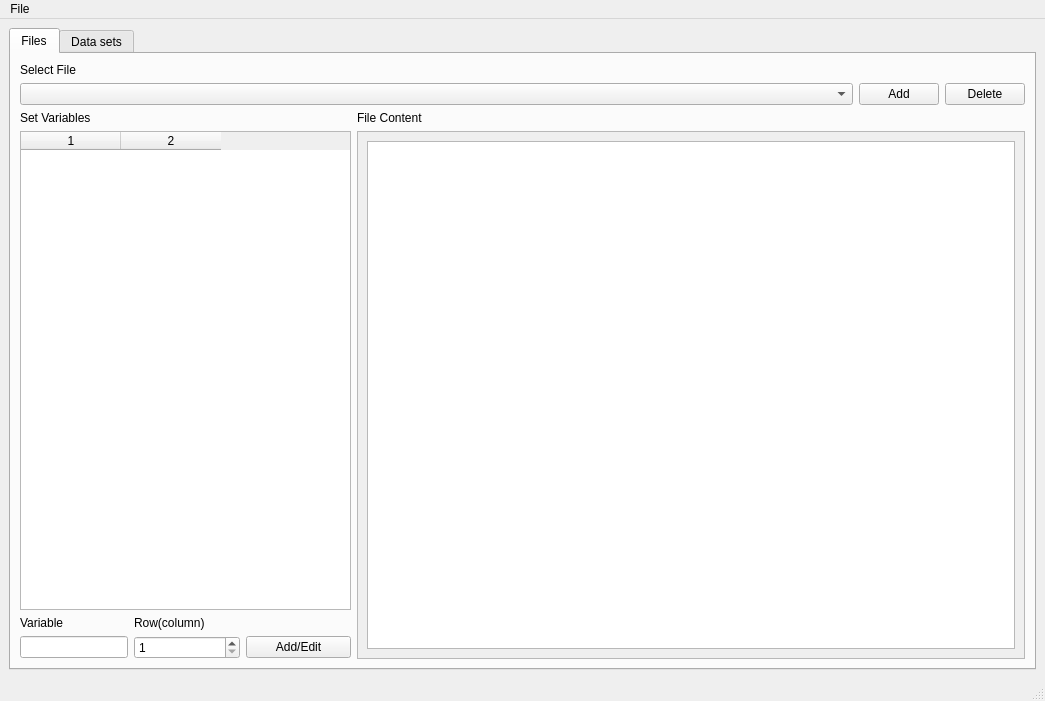
Old version of the form src/window_ui/main.ui in the repository hadrianmontes/Physical-Data-Analyzer.
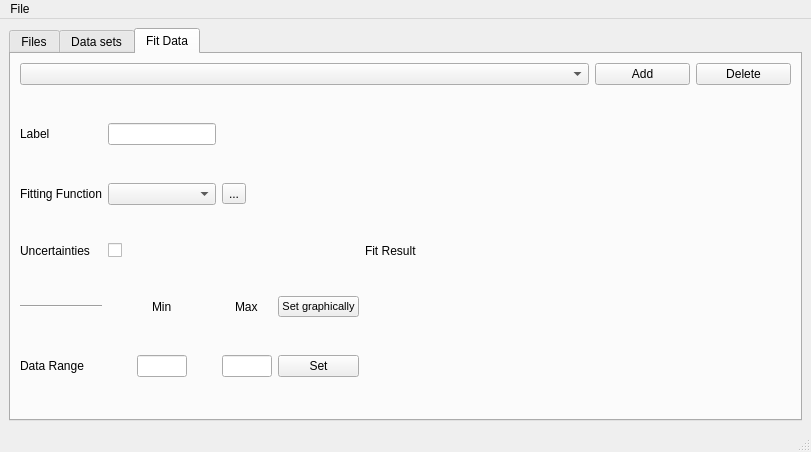
New version of the form.

Commit message: Added the tab for the fits, not ready

```diff
--- a/src/window_ui/main.ui
+++ b/src/window_ui/main.ui
@@ -6,8 +6,8 @@
    <rect>
     <x>0</x>
     <y>0</y>
-    <width>1045</width>
-    <height>701</height>
+    <width>811</width>
+    <height>452</height>
    </rect>
   </property>
   <property name="windowTitle">
@@ -18,7 +18,7 @@
     <item row="0" column="0">
      <widget class="QTabWidget" name="main_tabs">
       <property name="currentIndex">
-       <number>0</number>
+       <number>2</number>
       </property>
       <widget class="QWidget" name="file_tab">
        <attribute name="title">
@@ -44,8 +44,8 @@
               <rect>
                <x>0</x>
                <y>0</y>
-               <width>661</width>
-               <height>500</height>
+               <width>427</width>
+               <height>251</height>
               </rect>
              </property>
              <property name="layoutDirection">
@@ -322,6 +322,163 @@
         </item>
        </layout>
       </widget>
+      <widget class="QWidget" name="fit_tab">
+       <attribute name="title">
+        <string>Fit Data</string>
+       </attribute>
+       <layout class="QGridLayout" name="gridLayout_4">
+        <item row="1" column="0" rowspan="8">
+         <layout class="QGridLayout" name="gridLayout_7">
+          <item row="4" column="2" alignment="Qt::AlignLeft">
+           <widget class="QLineEdit" name="max_range">
+            <property name="maximumSize">
+             <size>
+              <width>50</width>
+              <height>16777215</height>
+             </size>
+            </property>
+           </widget>
+          </item>
+          <item row="0" column="0">
+           <widget class="QLabel" name="label_15">
+            <property name="text">
+             <string>Label</string>
+            </property>
+           </widget>
+          </item>
+          <item row="3" column="0">
+           <widget class="Line" name="line_4">
+            <property name="orientation">
+             <enum>Qt::Horizontal</enum>
+            </property>
+           </widget>
+          </item>
+          <item row="0" column="1" alignment="Qt::AlignLeft">
+           <widget class="QLineEdit" name="fit_label"/>
+          </item>
+          <item row="1" column="1">
+           <widget class="QComboBox" name="fit_function"/>
+          </item>
+          <item row="3" column="2" alignment="Qt::AlignHCenter">
+           <widget class="QLabel" name="label_20">
+            <property name="text">
+             <string>Max</string>
+            </property>
+           </widget>
+          </item>
+          <item row="1" column="0">
+           <widget class="QLabel" name="label_16">
+            <property name="text">
+             <string>Fitting Function</string>
+            </property>
+           </widget>
+          </item>
+          <item row="3" column="1" alignment="Qt::AlignHCenter">
+           <widget class="QLabel" name="label_19">
+            <property name="text">
+             <string>Min</string>
+            </property>
+           </widget>
+          </item>
+          <item row="2" column="0">
+           <widget class="QLabel" name="label_17">
+            <property name="text">
+             <string>Uncertainties</string>
+            </property>
+           </widget>
+          </item>
+          <item row="4" column="0">
+           <widget class="QLabel" name="label_18">
+            <property name="text">
+             <string>Data Range</string>
+            </property>
+           </widget>
+          </item>
+          <item row="1" column="2">
+           <widget class="QToolButton" name="manage_functions">
+            <property name="text">
+             <string>...</string>
+            </property>
+            <property name="toolButtonStyle">
+             <enum>Qt::ToolButtonIconOnly</enum>
+            </property>
+            <property name="arrowType">
+             <enum>Qt::NoArrow</enum>
+            </property>
+           </widget>
+          </item>
+          <item row="2" column="1">
+           <widget class="QCheckBox" name="check_uncertainties">
+            <property name="text">
+             <string/>
+            </property>
+           </widget>
+          </item>
+          <item row="4" column="1" alignment="Qt::AlignHCenter">
+           <widget class="QLineEdit" name="min_range">
+            <property name="maximumSize">
+             <size>
+              <width>50</width>
+              <height>16777215</height>
+             </size>
+            </property>
+           </widget>
+          </item>
+          <item row="4" column="3">
+           <widget class="QPushButton" name="save_range">
+            <property name="text">
+             <string>Set</string>
+            </property>
+           </widget>
+          </item>
+          <item row="3" column="3">
+           <widget class="QPushButton" name="graphic_range">
+            <property name="font">
+             <font>
+              <pointsize>8</pointsize>
+             </font>
+            </property>
+            <property name="text">
+             <string>Set graphically</string>
+            </property>
+           </widget>
+          </item>
+         </layout>
+        </item>
+        <item row="1" column="1" rowspan="8" colspan="2">
+         <layout class="QGridLayout" name="gridLayout_8">
+          <item row="0" column="0">
+           <widget class="QLabel" name="label_14">
+            <property name="text">
+             <string>Fit Result</string>
+            </property>
+           </widget>
+          </item>
+         </layout>
+        </item>
+        <item row="0" column="0" colspan="3">
+         <layout class="QGridLayout" name="gridLayout_3">
+          <item row="0" column="0" colspan="6">
+           <widget class="QComboBox" name="combo_fit"/>
+          </item>
+          <item row="0" column="6">
+           <widget class="QPushButton" name="add_fit">
+            <property name="text">
+             <string>Add</string>
+            </property>
+           </widget>
+          </item>
+          <item row="0" column="7">
+           <widget class="QPushButton" name="delete_fit">
+            <property name="text">
+             <string>Delete</string>
+            </property>
+           </widget>
+          </item>
+         </layout>
+        </item>
+       </layout>
+      </widget>
      </widget>
     </item>
    </layout>
@@ -331,7 +488,7 @@
     <rect>
      <x>0</x>
      <y>0</y>
-     <width>1045</width>
+     <width>811</width>
      <height>25</height>
     </rect>
    </property>
```
The commit also changes 2 other files.
